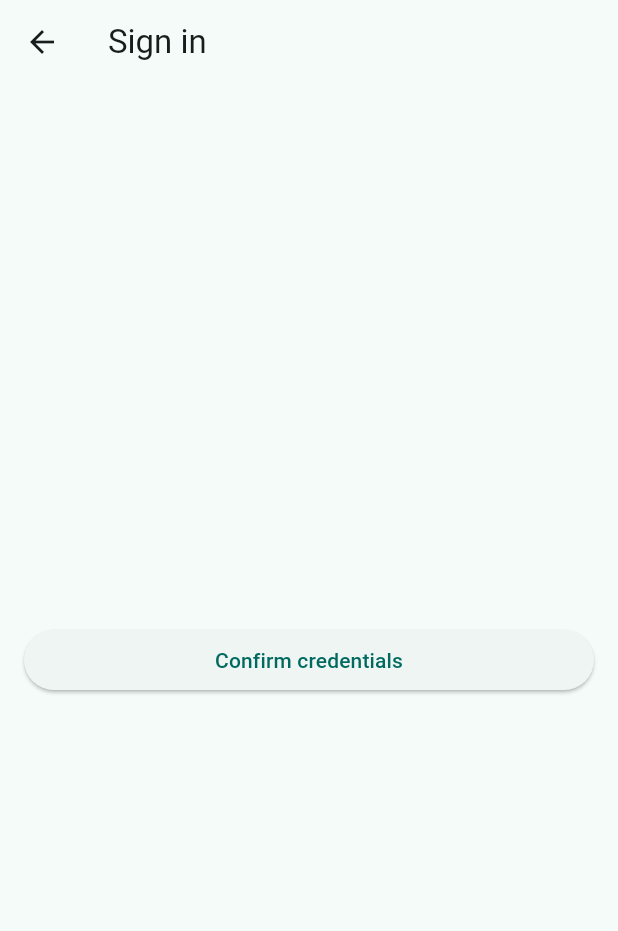
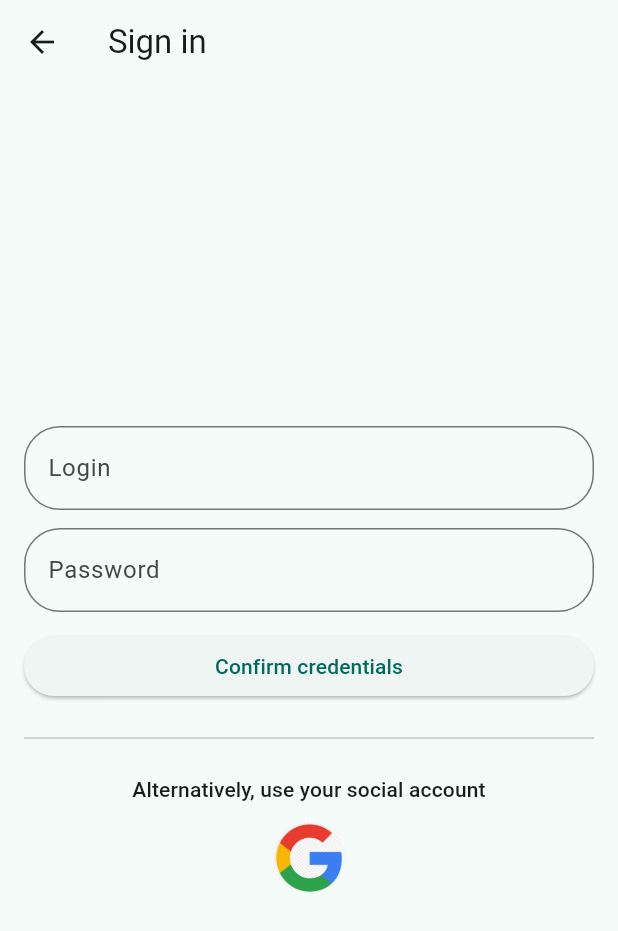
Before and after one commit to Escap1st/online_shop_flutter, a Flutter app: the SignInScreen screen opened by its route, on a phone screen of 412 x 824 dp. Shown: the top 931 px of the screen. Run offline on Flutter 3.47's test engine with Material 3 defaults, Android fonts, the light colour scheme and no system bars; our stand-ins replace cached_network_image, dio, equatable, flutter_riverpod, get_it, go_router and 2 more; missing offline and left inert: talker_dio_logger; generated files the repository leaves out were written again.

Commit message:
Fixed routing updates by auth first sign in ui

```diff
--- a/lib/core/auth_state.dart
+++ b/lib/core/auth_state.dart
@@ -1,6 +1,6 @@
 import 'package:flutter_riverpod/flutter_riverpod.dart';
 
-final authStateProvider = StateProvider.autoDispose<AuthState>((ref) => AuthState.none);
+final authStateProvider = StateProvider<AuthState>((ref) => AuthState.none);
 
 enum AuthState {
   email,
--- a/lib/feature/authentication/presentation/sign_in/sign_in_screen.dart
+++ b/lib/feature/authentication/presentation/sign_in/sign_in_screen.dart
@@ -1,12 +1,23 @@
 import 'package:flutter/material.dart';
+import 'package:flutter_riverpod/flutter_riverpod.dart';
 
+import '../../../../core/auth_state.dart';
 import '../../../../core/routing/routes.dart';
+import '../../../../shared/presentation/widgets/gap.dart';
 
-class SignInScreen extends StatelessWidget {
+class SignInScreen extends ConsumerWidget {
   const SignInScreen({super.key});
 
   @override
-  Widget build(BuildContext context) {
+  Widget build(BuildContext context, WidgetRef ref) {
+    const inputDecoration = InputDecoration(
+      border: OutlineInputBorder(
+        borderRadius: BorderRadius.all(
+          Radius.circular(24),
+        ),
+      ),
+    );
+
     return Scaffold(
       appBar: AppBar(
         title: const Text('Sign in'),
@@ -18,12 +29,48 @@ class SignInScreen extends StatelessWidget {
             crossAxisAlignment: CrossAxisAlignment.stretch,
             mainAxisAlignment: MainAxisAlignment.center,
             children: [
+              TextFormField(
+                decoration: inputDecoration.copyWith(hintText: 'Login'),
+                textInputAction: TextInputAction.next,
+              ),
+              const Gap.v(12),
+              TextFormField(
+                decoration: inputDecoration.copyWith(hintText: 'Password'),
+              ),
+              const Gap.v(12),
               ElevatedButton(
                 onPressed: () {
                   const OrderDetailsRoute().go(context);
                 },
                 child: const Text('Confirm credentials'),
               ),
+              const Gap.v(16),
+              const Divider(),
+              const Gap.v(16),
+              Text(
+                'Alternatively, use your social account',
+                textAlign: TextAlign.center,
+                style: Theme.of(context).textTheme.titleSmall,
+              ),
+              const Gap.v(12),
+              UnconstrainedBox(
+                child: ClipOval(
+                  child: InkWell(
+                    borderRadius: const BorderRadius.all(
+                      Radius.circular(24),
+                    ),
+                    onTap: () {
+                      ref.read(authStateProvider.notifier).state = AuthState.google;
+                      const OrderDetailsRoute().go(context);
+                    },
+                    child: Image.asset(
+                      'assets/images/google.png',
+                      width: 48,
+                      height: 48,
+                    ),
+                  ),
+                ),
+              )
             ],
           ),
         ),
--- a/pubspec.yaml
+++ b/pubspec.yaml
@@ -33,4 +33,4 @@ dev_dependencies:
 flutter:
   uses-material-design: true
   assets:
-    - assets/
+    - assets/images/
```
Also changed, not shown: lib/core/routing/router.dart (+16 -4 lines), assets/images/google.png (added).
